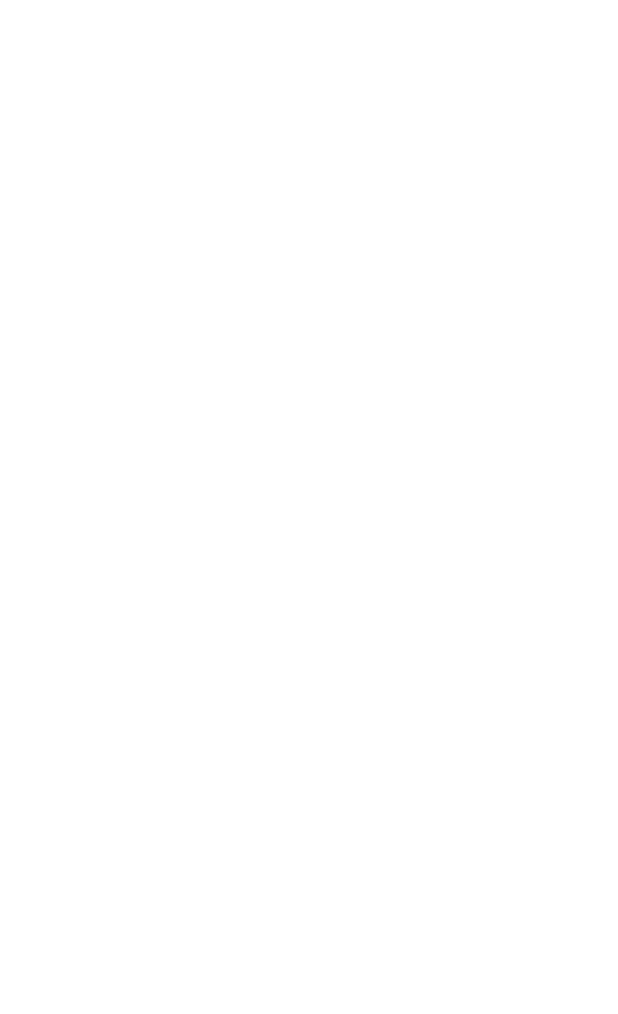
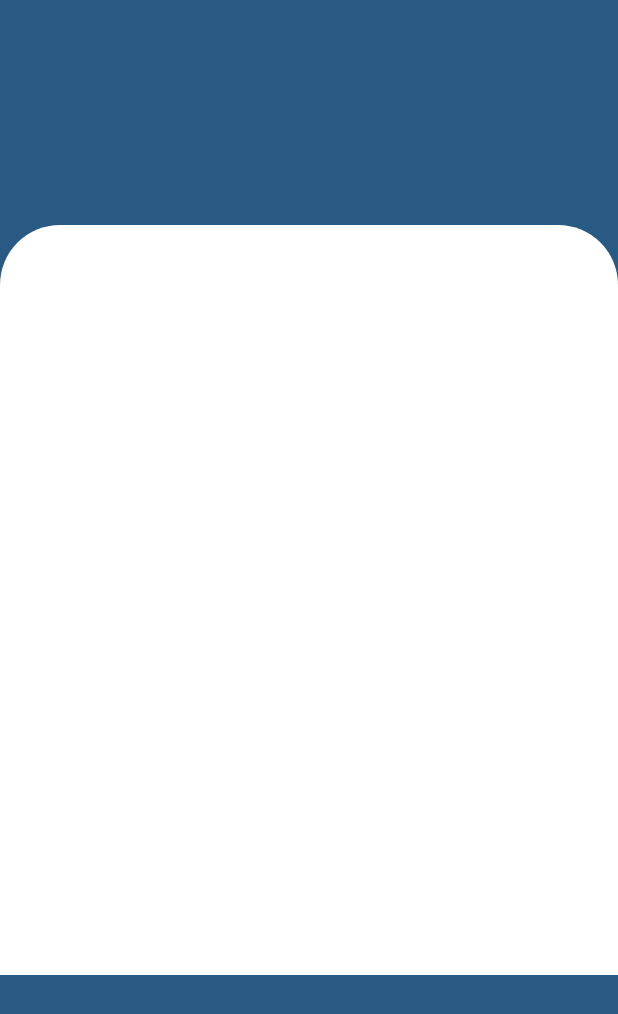
Before and after one commit to Tryden12/CaddyApp, an Android app: the InputActivity screen opened directly, with no data from a screen before it, on a phone screen of 412 x 824 dp. Before the commit the part shown is empty. Shown: the top 1014 px of the screen. Run offline under Robolectric (Android 15) with nearby library versions, the light colour scheme and no system bars.

Commit message:
added a base design for inputActivity, a new bg image, and some more colors to colors.xml

```diff
--- a/app/src/main/res/layout/activity_input.xml
+++ b/app/src/main/res/layout/activity_input.xml
@@ -1,9 +1,35 @@
 <?xml version="1.0" encoding="utf-8"?>
-<androidx.constraintlayout.widget.ConstraintLayout xmlns:android="http://schemas.android.com/apk/res/android"
+<ScrollView xmlns:android="http://schemas.android.com/apk/res/android"
     xmlns:app="http://schemas.android.com/apk/res-auto"
     xmlns:tools="http://schemas.android.com/tools"
     android:layout_width="match_parent"
     android:layout_height="match_parent"
+    android:background="@color/Blue"
     tools:context=".InputActivity">
 
-</androidx.constraintlayout.widget.ConstraintLayout>
+    <androidx.constraintlayout.widget.ConstraintLayout
+        android:layout_width="match_parent"
+        android:layout_height="wrap_content">
+
+        <androidx.constraintlayout.widget.ConstraintLayout
+            android:id="@+id/constraintLayout"
+            android:layout_width="match_parent"
+            android:layout_height="wrap_content"
+            android:layout_marginTop="150dp"
+            android:background="@drawable/login_screen_white_bg"
+            app:layout_constraintBottom_toBottomOf="parent"
+            app:layout_constraintEnd_toEndOf="parent"
+            app:layout_constraintHeight_percent=".28"
+            app:layout_constraintHorizontal_bias="0.0"
+            app:layout_constraintStart_toStartOf="parent"
+            app:layout_constraintTop_toTopOf="parent"
+            app:layout_constraintVertical_bias="0.0">
+
+
+            <TextView
+                android:layout_width="match_parent"
+                android:layout_height="500dp"/>
+
+        </androidx.constraintlayout.widget.ConstraintLayout>
+    </androidx.constraintlayout.widget.ConstraintLayout>
+</ScrollView>
--- a/app/src/main/res/values/colors.xml
+++ b/app/src/main/res/values/colors.xml
@@ -15,6 +15,7 @@
     <color name="LightGreen">#85C872</color>
     <color name="Charcoal">#36454F</color>
     <color name="grey">#808080</color>
+    <color name="green">#076652</color>
 
 
     <color name="danger">#d9534f</color>
```
Also changed, not shown: app/src/main/res/drawable/bg_golf_course.jpg (added).
